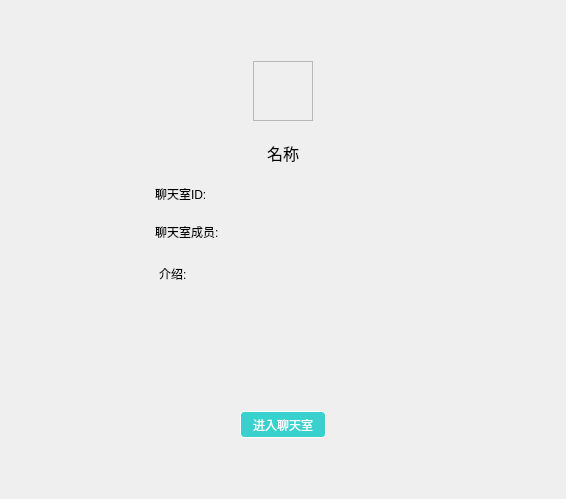
Qt form JChat/RoomInfoPage.ui (jpush/jchat-windows) before a commit.
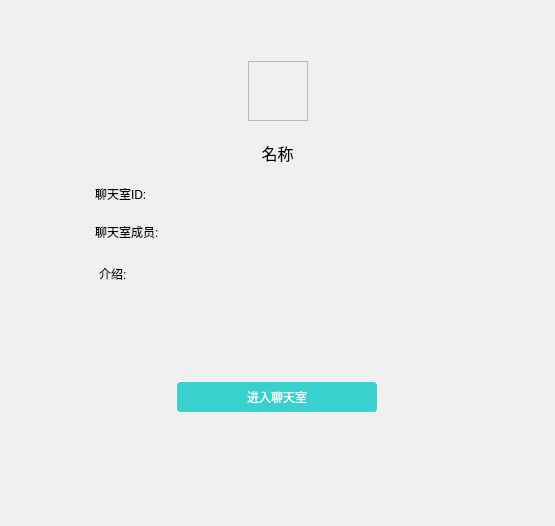
The same form after that commit. Icons and pictures are not drawn.

Patch:
```diff
--- a/JChat/RoomInfoPage.ui
+++ b/JChat/RoomInfoPage.ui
@@ -6,8 +6,8 @@
    <rect>
     <x>0</x>
     <y>0</y>
-    <width>566</width>
-    <height>499</height>
+    <width>555</width>
+    <height>526</height>
    </rect>
   </property>
   <property name="windowTitle">
@@ -29,7 +29,7 @@
      </property>
      <property name="sizeHint" stdset="0">
       <size>
-       <width>136</width>
+       <width>120</width>
        <height>20</height>
       </size>
      </property>
@@ -141,10 +141,22 @@
      </item>
      <item>
       <widget class="QTextBrowser" name="textBrowser">
+       <property name="maximumSize">
+        <size>
+         <width>16777215</width>
+         <height>100</height>
+        </size>
+       </property>
        <property name="styleSheet">
         <string notr="true">border:none;
 padding:0px -4px;</string>
        </property>
+       <property name="verticalScrollBarPolicy">
+        <enum>Qt::ScrollBarAlwaysOff</enum>
+       </property>
+       <property name="horizontalScrollBarPolicy">
+        <enum>Qt::ScrollBarAlwaysOff</enum>
+       </property>
        <property name="html">
         <string>&lt;!DOCTYPE HTML PUBLIC &quot;-//W3C//DTD HTML 4.0//EN&quot; &quot;http://www.w3.org/TR/REC-html40/strict.dtd&quot;&gt;
 &lt;html&gt;&lt;head&gt;&lt;meta name=&quot;qrichtext&quot; content=&quot;1&quot; /&gt;&lt;style type=&quot;text/css&quot;&gt;
@@ -163,7 +175,7 @@
          </property>
          <property name="sizeHint" stdset="0">
           <size>
-           <width>40</width>
+           <width>100</width>
            <height>20</height>
           </size>
          </property>
@@ -180,7 +192,8 @@
          <property name="styleSheet">
           <string notr="true">QPushButton
 {
-	min-height:25px;
+	width:200px;
+	min-height:30px;
 	color:rgb(255, 255, 255);
 	border:1px solid white;
 	border-radius:4px;
@@ -205,7 +218,7 @@
          </property>
          <property name="sizeHint" stdset="0">
           <size>
-           <width>40</width>
+           <width>100</width>
            <height>20</height>
           </size>
          </property>
@@ -213,6 +226,19 @@
        </item>
       </layout>
      </item>
+     <item>
+      <spacer name="verticalSpacer">
+       <property name="orientation">
+        <enum>Qt::Vertical</enum>
+       </property>
+       <property name="sizeHint" stdset="0">
+        <size>
+         <width>20</width>
+         <height>40</height>
+        </size>
+       </property>
+      </spacer>
+     </item>
     </layout>
    </item>
    <item>
@@ -222,7 +248,7 @@
      </property>
      <property name="sizeHint" stdset="0">
       <size>
-       <width>136</width>
+       <width>120</width>
        <height>20</height>
       </size>
      </property>
```
